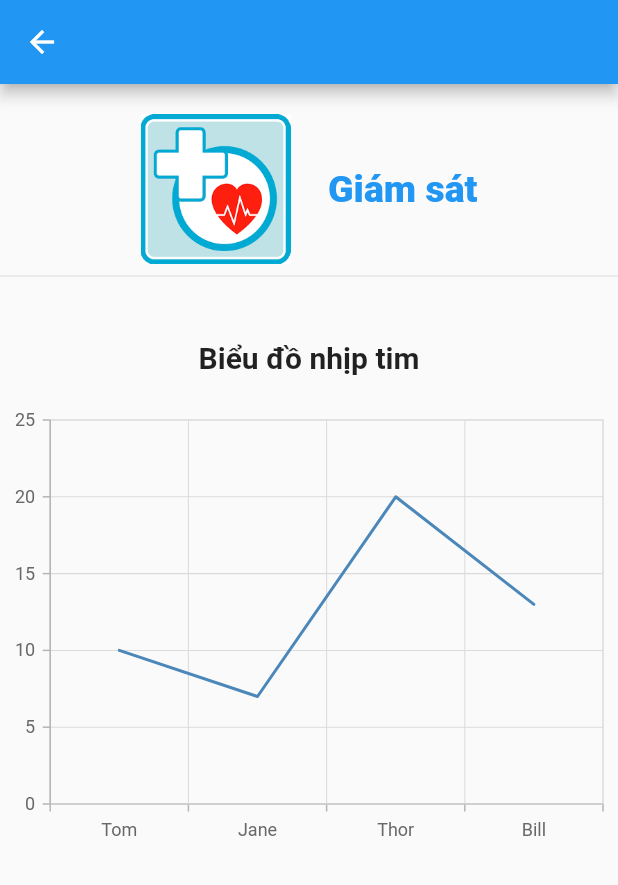
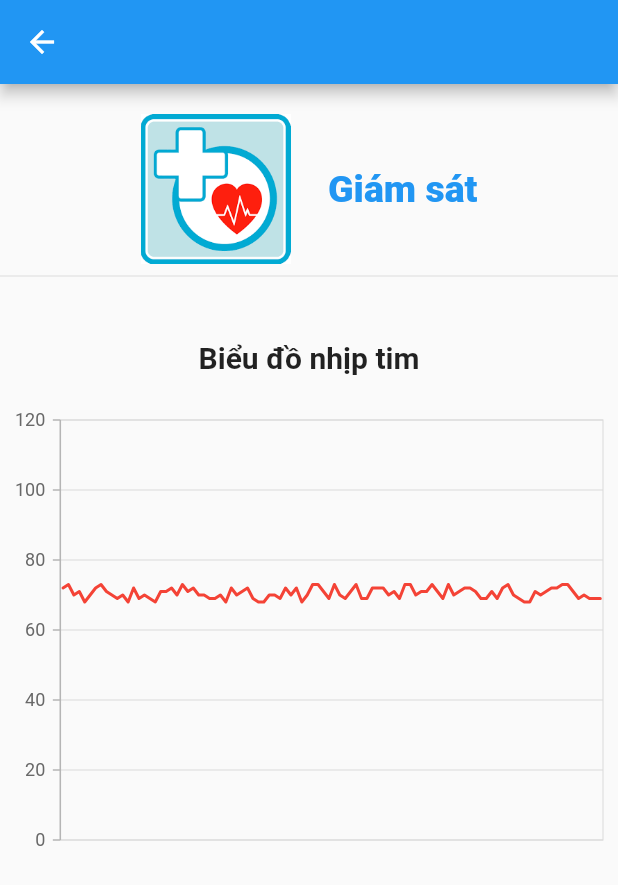
Before and after one commit to lvminh97/PatientCare, a Flutter app: the ChartPage screen opened by its route, on a phone screen of 412 x 824 dp. Shown: the top 885 px of the screen. Run offline on Flutter 3.47's test engine with Material 2 defaults, Android fonts, the light colour scheme and no system bars; our stand-ins replace firebase_auth, firebase_core, firebase_database, flutter_easyloading, shared_preferences, syncfusion_flutter_charts; accounts and stored records are empty; statements that could not run were skipped.

Commit message:
Show heart rate and SpO2 chart (with generated data)
Signed-off-by: lvminh97 <lvminh97@gmail.com>

```diff
--- a/03.App/patient_care/lib/screen/ChartPage.dart
+++ b/03.App/patient_care/lib/screen/ChartPage.dart
@@ -1,4 +1,6 @@
 // ignore_for_file: file_names, must_be_immutable
+
+import 'dart:math';
 
 import 'package:flutter/material.dart';
 import 'package:patient_care/widget/Header.dart';
@@ -8,15 +10,30 @@ class ChartPage extends StatelessWidget {
 
   late BuildContext _context;
   String _type = "heart";
+  List<DataPoint> _data = [];
 
   ChartPage(String type, {Key? key}) : super(key: key){
     _type = type;
   }
 
+  void generateData(){
+    Random rng = Random();
+    int start = 1659694531, cnt = 0;
+    while(cnt < 100){
+      if(_type == "heart") {
+        _data.add(DataPoint(start, rng.nextInt(6) + 68));
+      } else {
+        _data.add(DataPoint(start, rng.nextInt(4) + 89));
+      }
+      start++;
+      cnt++;
+    }
+  }
+
   @override
   Widget build(BuildContext context) {
     _context = context;
-
+    generateData();
     return WillPopScope(
       onWillPop: () async {
         Navigator.pushReplacementNamed(_context, "/home");
@@ -41,17 +58,19 @@ class ChartPage extends StatelessWidget {
               Container(
                 margin: const EdgeInsets.only(top: 20),
                 child: SfCartesianChart(
-                  primaryXAxis: CategoryAxis(),
-                  series: <LineSeries<Data, String>>[
-                    LineSeries<Data, String>(
-                      dataSource: <Data>[
-                        Data('Tom', 10),
-                        Data('Jane', 7),
-                        Data('Thor', 20),
-                        Data('Bill', 13)
-                      ],
-                      xValueMapper: (Data d, _) => d.name,
-                      yValueMapper: (Data d, _) => d.value
+                  primaryXAxis: CategoryAxis(
+                    isVisible: false
+                  ),
+                  primaryYAxis: NumericAxis(
+                    minimum: 0,
+                    maximum: _type == "heart" ? 120 : 100,
+                  ),
+                  series: [
+                    LineSeries<DataPoint, int>(
+                      dataSource: _data,
+                      xValueMapper: (DataPoint d, _) => d.timestamp,
+                      yValueMapper: (DataPoint d, _) => d.value,
+                      color: Colors.red
                     )
                   ]
                 ),
@@ -64,12 +83,12 @@ class ChartPage extends StatelessWidget {
   }
 }
 
-class Data{
-  String name = "";
+class DataPoint{
+  int timestamp = 0;
   int value = 0;
 
-  Data(String _name, int _value){
-    name = _name;
+  DataPoint(int _ts, int _value){
+    timestamp = _ts;
     value = _value;
   }
 }
--- a/03.App/patient_care/lib/screen/HomePage.dart
+++ b/03.App/patient_care/lib/screen/HomePage.dart
@@ -103,7 +103,9 @@ class HomePage extends StatelessWidget {
                       "%",
                       "SpO2",
                       const [20, 10, 15, 20],
-                      () { return; }
+                      () {
+                        Navigator.pushReplacementNamed(_context, "/chart/spo2");
+                      }
                     )
                   )
                 ],
```
